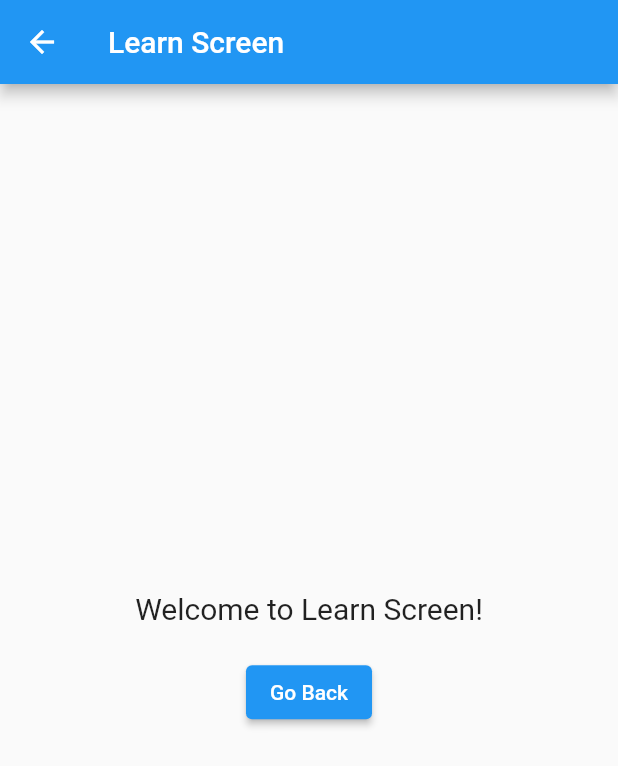
After one commit to shahks-hub/Playfulingo, a Flutter app: the Dash screen opened directly, after a tap on "Learn", on a phone screen of 412 x 824 dp. The commit adds this screen. Shown: the top 766 px of the screen. Run offline on Flutter 3.47's test engine with Material 2 defaults, Android fonts, the phone set to English and light mode, and no system bars; our stand-ins replace animated_splash_screen, firebase_auth, firebase_core; accounts and stored records are empty.

Commit message:
pull from Sulav

```diff
--- /dev/null
+++ b/playfulingo/lib/Augmented_Reality/AR.dart
@@ -0,0 +1,31 @@
+import 'package:flutter/material.dart';
+
+class ARScreen extends StatelessWidget {
+  @override
+  Widget build(BuildContext context) {
+    return Scaffold(
+      appBar: AppBar(
+        title: Text('AR Screen'),
+      ),
+      body: Center(
+        child: Column(
+          mainAxisAlignment: MainAxisAlignment.center,
+          children: <Widget>[
+            Text(
+              'Welcome to AR Screen!',
+              style: TextStyle(fontSize: 20.0),
+            ),
+            SizedBox(height: 20.0),
+            ElevatedButton(
+              onPressed: () {
+                // Navigate back to the previous screen
+                Navigator.of(context).pop();
+              },
+              child: Text('Go Back'),
+            ),
+          ],
+        ),
+      ),
+    );
+  }
+}
--- /dev/null
+++ b/playfulingo/lib/HomePage/dash.dart
@@ -0,0 +1,109 @@
+import 'package:flutter/material.dart';
+import 'package:playfulingo/Augmented_Reality/AR.dart';
+import 'package:playfulingo/Games/game.dart';
+import 'package:playfulingo/Learn_ASL/learn.dart';
+import 'package:playfulingo/gesture_detection/gesture.dart';
+
+class DashboardItem extends StatelessWidget {
+  final String title;
+  final String image;
+  final Widget nextScreen;
+
+  const DashboardItem(
+      {super.key,
+      required this.title,
+      required this.image,
+      required this.nextScreen});
+
+  @override
+  Widget build(BuildContext context) {
+    return ElevatedButton(
+        onPressed: () {
+          // Navigate to the desired screen when the button is pressed
+          Navigator.of(context).push(
+            MaterialPageRoute(
+              builder: (context) => nextScreen,
+            ),
+          );
+        },
+        style: ElevatedButton.styleFrom(
+          padding: EdgeInsets.zero,
+          shape: RoundedRectangleBorder(
+            borderRadius: BorderRadius.circular(20.0),
+          ),
+          backgroundColor: Colors.white,
+        ),
+        child: Container(
+          decoration: BoxDecoration(
+              image: DecorationImage(
+                image: AssetImage(image),
+                fit: BoxFit.cover,
+                colorFilter: ColorFilter.mode(
+                  Colors.white.withOpacity(0.5),
+                  BlendMode.lighten,
+                ),
+              ),
+              border: Border.all(color: Colors.black, width: 10.0),
+              borderRadius: BorderRadius.circular(20.0)),
+          child: Center(
+            child: Text(
+              title,
+              style: const TextStyle(
+                color: Colors.red,
+                fontSize: 35.0,
+                fontStyle: FontStyle.italic,
+                fontWeight: FontWeight.bold,
+                shadows: [
+                  Shadow(
+                    blurRadius: 4.0,
+                    color: Colors.black,
+                    offset: Offset(2.0, 2.0),
+                  ),
+                ],
+              ),
+            ),
+          ),
+        ));
+  }
+}
+
+// need to add settings option
+
+class Dash extends StatelessWidget {
+  const Dash({super.key});
+
+  @override
+  Widget build(BuildContext context) {
+    return Scaffold(
+      appBar: AppBar(
+        title: const Text('Playfulingo'),
+        backgroundColor: Colors.black,
+      ),
+      body: Padding(
+        padding: const EdgeInsets.all(8.0),
+        child: GridView.count(
+          crossAxisCount: 2, // Two columns
+          mainAxisSpacing: 20.0,
+          crossAxisSpacing: 20.0,
+          children: <Widget>[
+            DashboardItem(
+              title: 'Learn',
+              image: 'assets/learn_bg.png',
+              nextScreen: LearnScreen(),
+            ),
+            DashboardItem(
+                title: 'Practice',
+                image: 'assets/practice.png',
+                nextScreen: GestureScreen()),
+            DashboardItem(
+                title: 'AR', image: 'assets/AR.jpg', nextScreen: ARScreen()),
+            DashboardItem(
+                title: 'Games',
+                image: 'assets/sample_logo.png',
+                nextScreen: GameScreen()),
+          ],
+        ),
+      ),
+    );
+  }
+}
--- /dev/null
+++ b/playfulingo/lib/Learn_ASL/learn.dart
@@ -0,0 +1,31 @@
+import 'package:flutter/material.dart';
+
+class LearnScreen extends StatelessWidget {
+  @override
+  Widget build(BuildContext context) {
+    return Scaffold(
+      appBar: AppBar(
+        title: Text('Learn Screen'),
+      ),
+      body: Center(
+        child: Column(
+          mainAxisAlignment: MainAxisAlignment.center,
+          children: <Widget>[
+            Text(
+              'Welcome to Learn Screen!',
+              style: TextStyle(fontSize: 20.0),
+            ),
+            SizedBox(height: 20.0),
+            ElevatedButton(
+              onPressed: () {
+                // Navigate back to the previous screen
+                Navigator.of(context).pop();
+              },
+              child: Text('Go Back'),
+            ),
+          ],
+        ),
+      ),
+    );
+  }
+}
--- a/playfulingo/lib/animated_splash.dart
+++ b/playfulingo/lib/StartUp/animated_splash.dart
@@ -1,6 +1,6 @@
 import 'package:animated_splash_screen/animated_splash_screen.dart';
 import 'package:flutter/material.dart';
-import 'package:playfulingo/login_prompt.dart';
+import 'package:playfulingo/StartUp/login_prompt.dart';
 
 class AnimatedSplash extends StatelessWidget {
   const AnimatedSplash({super.key});
--- a/playfulingo/lib/signup_page.dart
+++ b/playfulingo/lib/StartUp/signup_page.dart
@@ -1,6 +1,6 @@
 import 'package:flutter/material.dart';
-import 'package:playfulingo/login_prompt.dart';
-import 'package:playfulingo/dash.dart'; // Assuming you've created this file.
+import 'package:playfulingo/StartUp/login_prompt.dart';
+import 'package:playfulingo/HomePage/dash.dart'; // Assuming you've created this file.
 import 'package:firebase_auth/firebase_auth.dart';
 
 class SignupPage extends StatefulWidget {
--- a/playfulingo/lib/main.dart
+++ b/playfulingo/lib/main.dart
@@ -1,5 +1,5 @@
 import 'package:flutter/material.dart';
-import 'package:playfulingo/animated_splash.dart';
+import 'package:playfulingo/StartUp/animated_splash.dart';
 import 'package:firebase_core/firebase_core.dart';
 import 'firebase_options.dart';
 
```
Also changed, not shown: playfulingo/lib/Games/game.dart (added, +31 -0 lines), playfulingo/lib/Gesture_detection/gesture.dart (added, +31 -0 lines), playfulingo/lib/StartUp/login_prompt.dart (renamed from playfulingo/lib/login_prompt.dart, +7 -6 lines), playfulingo/lib/dash.dart (deleted, +0 -29 lines), playfulingo/lib/quiz.dart (deleted, +0 -128 lines), playfulingo/lib/quiz2.dart (added, +133 -0 lines), playfulingo/lib/videoplayer_widget.dart (added, +51 -0 lines).
